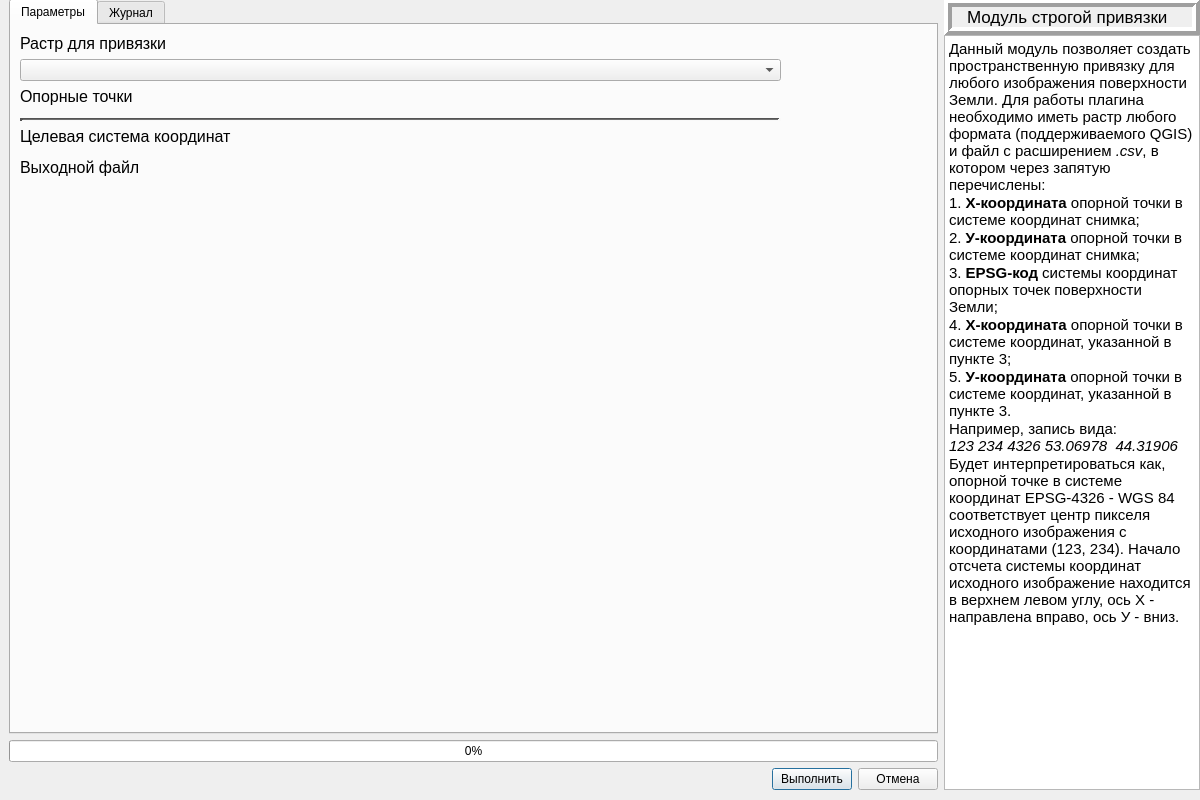
This is strict_georeferencer_dialog_base.ui in stepankolchin/StrictGeoreferencer as Qt 5 draws it before an edit. The edited form follows.
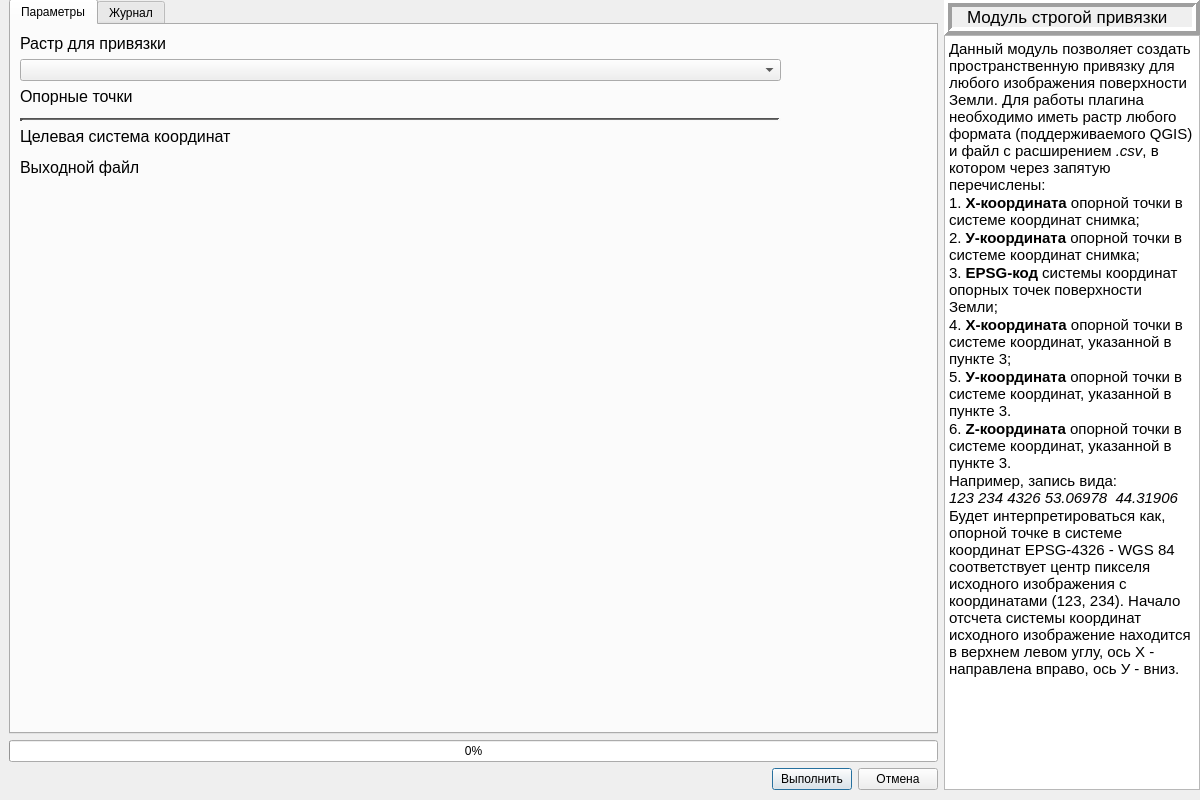
This is the edited form. Custom widgets are drawn as their Qt base class.

```diff
--- a/strict_georeferencer_dialog_base.ui
+++ b/strict_georeferencer_dialog_base.ui
@@ -748,6 +748,7 @@
 &lt;p style=&quot; margin-top:0px; margin-bottom:0px; margin-left:0px; margin-right:0px; -qt-block-indent:0; text-indent:0px;&quot;&gt;&lt;span style=&quot; font-size:11pt;&quot;&gt;3. &lt;/span&gt;&lt;span style=&quot; font-size:11pt; font-weight:600;&quot;&gt;EPSG-код&lt;/span&gt;&lt;span style=&quot; font-size:11pt;&quot;&gt; системы координат опорных точек поверхности Земли;&lt;/span&gt;&lt;/p&gt;
 &lt;p style=&quot; margin-top:0px; margin-bottom:0px; margin-left:0px; margin-right:0px; -qt-block-indent:0; text-indent:0px;&quot;&gt;&lt;span style=&quot; font-size:11pt;&quot;&gt;4. &lt;/span&gt;&lt;span style=&quot; font-size:11pt; font-weight:600;&quot;&gt;Х-координата&lt;/span&gt;&lt;span style=&quot; font-size:11pt;&quot;&gt; опорной точки в системе координат, указанной в пункте 3;&lt;/span&gt;&lt;/p&gt;
 &lt;p style=&quot; margin-top:0px; margin-bottom:0px; margin-left:0px; margin-right:0px; -qt-block-indent:0; text-indent:0px;&quot;&gt;&lt;span style=&quot; font-size:11pt;&quot;&gt;5. &lt;/span&gt;&lt;span style=&quot; font-size:11pt; font-weight:600;&quot;&gt;У-координата&lt;/span&gt;&lt;span style=&quot; font-size:11pt;&quot;&gt; опорной точки в системе координат, указанной в пункте 3.&lt;/span&gt;&lt;/p&gt;
+&lt;p style=&quot; margin-top:0px; margin-bottom:0px; margin-left:0px; margin-right:0px; -qt-block-indent:0; text-indent:0px;&quot;&gt;&lt;span style=&quot; font-size:11pt;&quot;&gt;6. &lt;/span&gt;&lt;span style=&quot; font-size:11pt; font-weight:600;&quot;&gt;Z-координата&lt;/span&gt;&lt;span style=&quot; font-size:11pt;&quot;&gt; опорной точки в системе координат, указанной в пункте 3.&lt;/span&gt;&lt;/p&gt;
 &lt;p style=&quot; margin-top:0px; margin-bottom:0px; margin-left:0px; margin-right:0px; -qt-block-indent:0; text-indent:0px;&quot;&gt;&lt;span style=&quot; font-size:11pt;&quot;&gt;Например, запись вида:&lt;br /&gt;&lt;/span&gt;&lt;span style=&quot; font-size:11pt; font-style:italic;&quot;&gt;123 234 4326 53.06978  44.31906&lt;/span&gt;&lt;/p&gt;
 &lt;p style=&quot; margin-top:0px; margin-bottom:0px; margin-left:0px; margin-right:0px; -qt-block-indent:0; text-indent:0px;&quot;&gt;&lt;span style=&quot; font-size:11pt;&quot;&gt;Будет интерпретироваться как, опорной точке в системе координат EPSG-4326 - WGS 84 соответствует центр пикселя исходного изображения с координатами (123, 234). Начало отсчета системы координат исходного изображение находится в верхнем левом углу, ось Х - направлена вправо, ось У - вниз.&lt;/span&gt;&lt;/p&gt;&lt;/body&gt;&lt;/html&gt;</string>
         </property>
```
